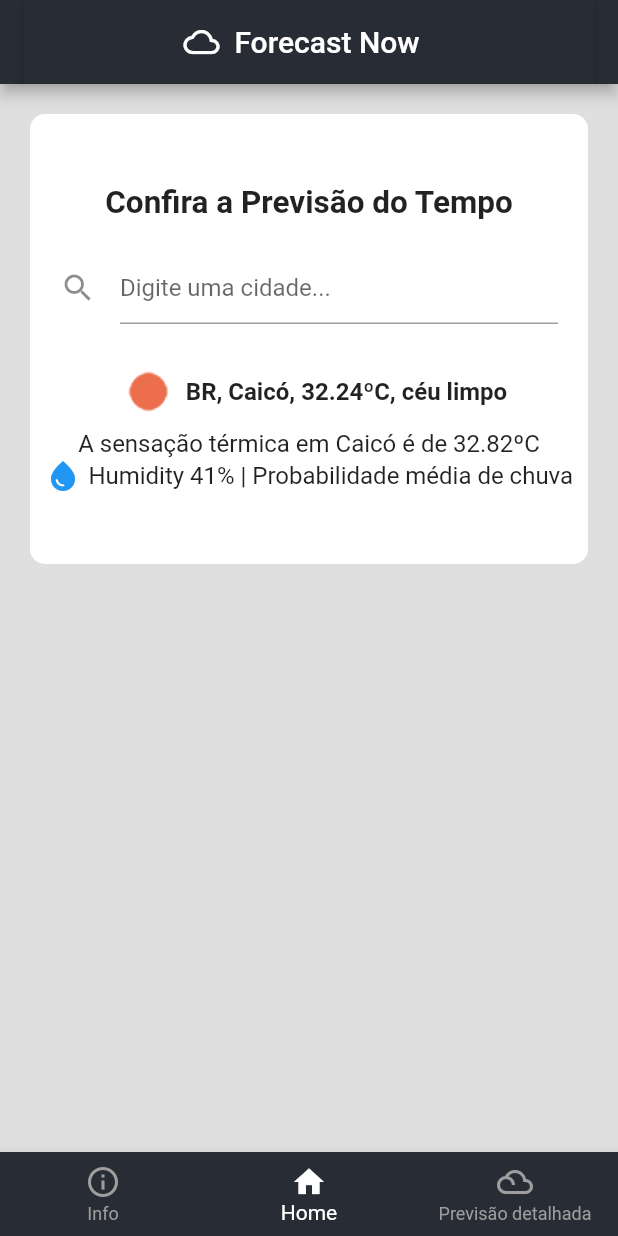
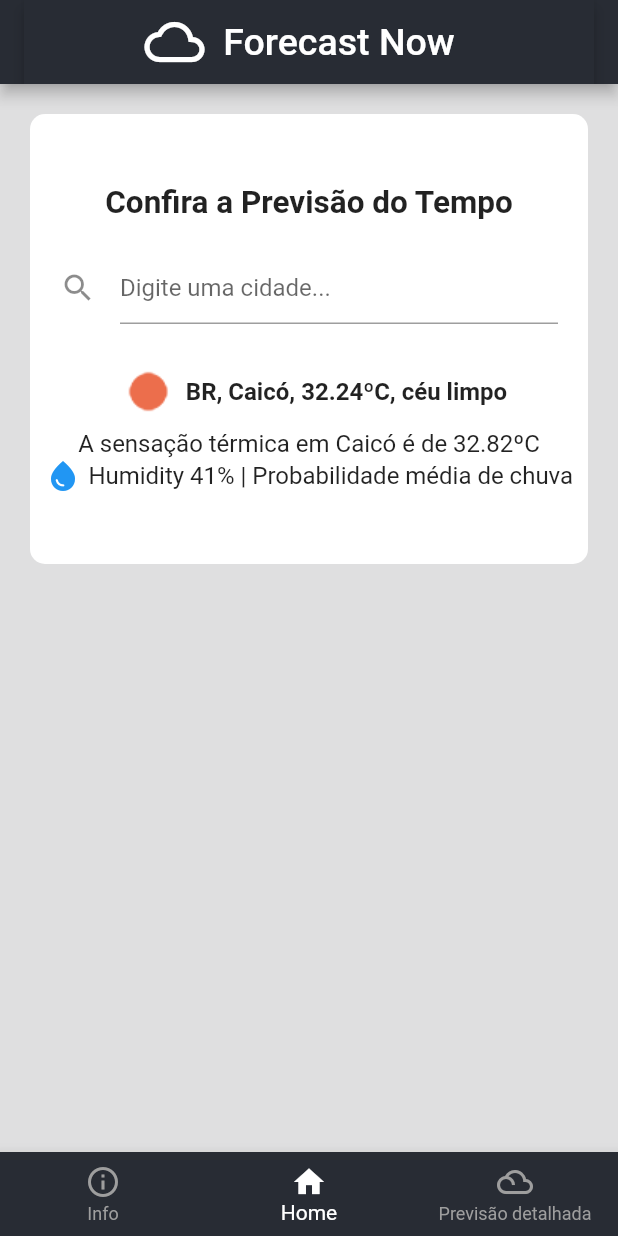
Before and after one commit to ricsjs/forecast-now-flutter, a Flutter app: the screen it shows after launch, on a phone screen of 412 x 824 dp. Run offline on Flutter 3.47's test engine with Material 2 defaults, Android fonts, the phone set to English and light mode, and no system bars; our stand-ins replace flutter_hooks.

Commit message:
feat: size configs (#20)

```diff
--- a/lib/main.dart
+++ b/lib/main.dart
@@ -109,12 +109,18 @@ class NewAppBar extends StatelessWidget {
   @override
   Widget build(BuildContext context) {
     return AppBar(
-      title: const Center(
+        title: const Center(
       child: Row(
         mainAxisAlignment: MainAxisAlignment.center,
         children: [
-          Icon(Icons.cloud_outlined),
-          Text("  Forecast Now  "),
+          Icon(
+            Icons.cloud_outlined,
+            size: 40,
+          ),
+          Text(
+            "  Forecast Now  ",
+            style: TextStyle(fontSize: 25),
+          ),
         ],
       ),
     ));
```
